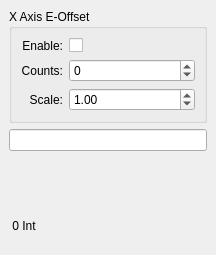
Above: examples/mini/mini.ui from kcjengr/qtpyvcp before the change. Below: the same form after it.
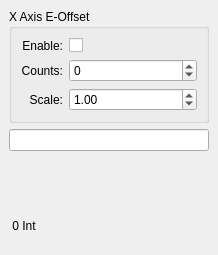
That is the form after the change. Custom widgets are drawn as their Qt base class.

Commit message: add HAL u32 DRO

```diff
--- a/examples/mini/mini.ui
+++ b/examples/mini/mini.ui
@@ -6,7 +6,7 @@
    <rect>
     <x>0</x>
     <y>0</y>
-    <width>216</width>
+    <width>218</width>
     <height>255</height>
    </rect>
   </property>
```
The commit also changes 2 other files.
